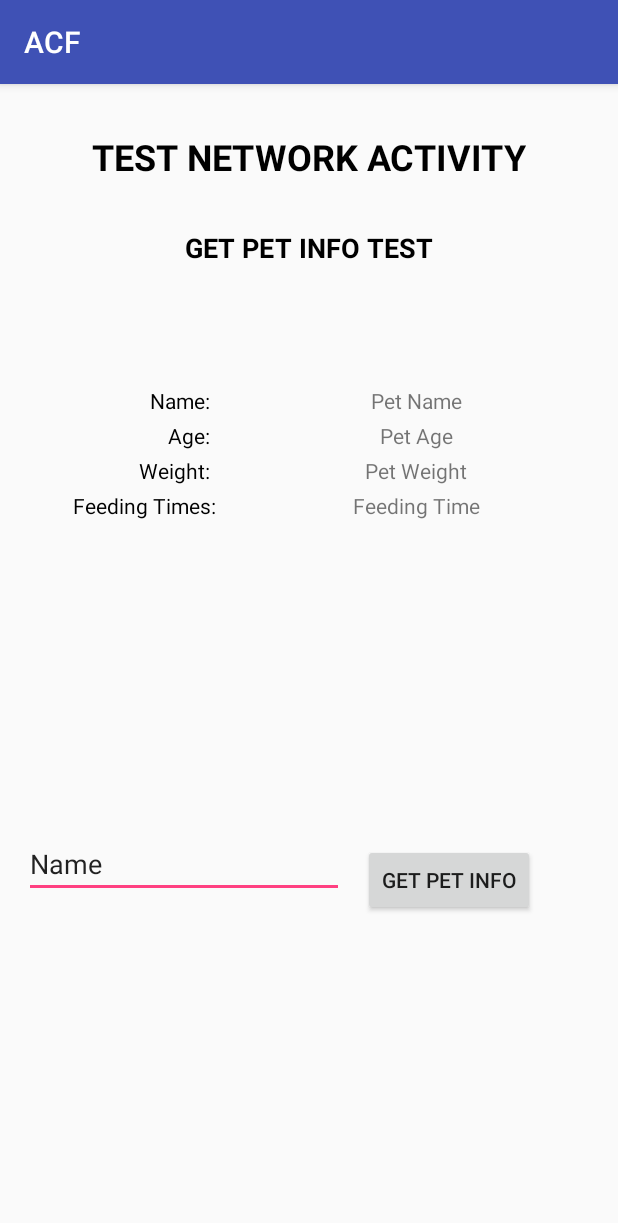
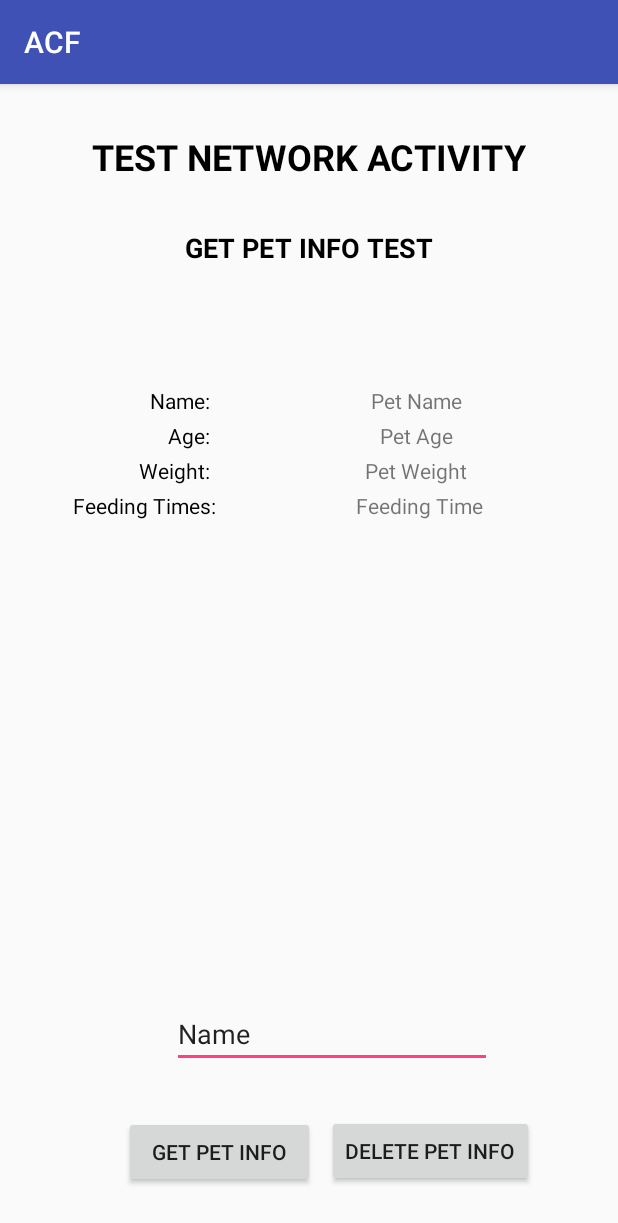
Before and after one commit to ses9134/ACF, an Android app: the getPetInfoTestActivity screen opened directly, with no data from a screen before it, on a phone screen of 412 x 824 dp. Shown: the top 1223 px of the screen. Run offline under Robolectric (Android 15) with nearby library versions, the phone set to English and light mode, and no system bars.

```diff
--- a/app/src/main/java/com/example/shabab/acf/getPetInfoTestActivity.kt
+++ b/app/src/main/java/com/example/shabab/acf/getPetInfoTestActivity.kt
@@ -10,6 +10,7 @@ import okhttp3.Response
 import java.io.IOException
 import kotlinx.android.synthetic.main.activity_get_pet_info_test.*
 import okhttp3.*
+import java.util.logging.Logger
 
 
 class getPetInfoTestActivity : AppCompatActivity() {
@@ -25,19 +26,53 @@ class getPetInfoTestActivity : AppCompatActivity() {
             // fetch JSON to get pet information
             fetchPetInfoJSON(requestedPetName)
 
+            val jsonPet = PetInfo(petNameTextView.text.toString(), petAgeTextView.text.toString(), petWeightTextView.text.toString(), Array(1, {petFeedTimeTextView.text.toString()}))
+            val requestedPet = Pet(jsonPet.name, jsonPet.age.toInt(), Array(1, { FeedTime('M', jsonPet.feed_times[0].toString(), 1.5.toFloat()) }), 0)
+
+            println(requestedPet.name)
+
         }
-        catch (e: IOException){
+        catch (e: Exception){
             val JSONFailNotificationToast = Toast.makeText(this, "Could not get pet info :(", Toast.LENGTH_SHORT)
             JSONFailNotificationToast.show()
         }
     }
 
-    fun fetchPetInfoJSON(requestedPetName : String)  {
+    fun deletePetInfo(view: View){
+        try {
+            val requestedPetName = petRequestEditText.text.toString()
+
+            // instantiate an OkHttpClient and create a Request object
+            val client = OkHttpClient()
+            val url = "http://" + ACF_IP_ADDRESS +  "/pets/name/" + requestedPetName
+            // declare a request based on the url
+            val request = Request.Builder().url(url).delete().build()
+
+            // use enqueue to request a JSON
+            client.newCall(request).enqueue(object: Callback {
+
+                // occurs on response
+                override fun onResponse(call: Call?, response: Response?) {
+                    // get the JSON as a string
+
+                }
+                override fun onFailure(call: Call?, e: IOException?) {
+                }
+            })
+        }
+        catch (e: Exception){
+            val JSONFailNotificationToast = Toast.makeText(this, "Could not delete pet info :(", Toast.LENGTH_SHORT)
+            JSONFailNotificationToast.show()
+        }
+    }
+
+
+
+    fun fetchPetInfoJSON(requestedPetName : String) {
+
         // instantiate an OkHttpClient and create a Request object
         val client = OkHttpClient()
-        //val url = "https://api.letsbuildthatapp.com/youtube/home_feed"
-        val url = "http://129.21.145.149:5000/pets/name/" + requestedPetName
-        //val url = "http://192.168.10.1:5000/pets/name/" + requestedPetName
+        val url = "http://" + ACF_IP_ADDRESS +  "/pets/name/" + requestedPetName
         // declare a request based on the url
         val request = Request.Builder().url(url).build()
 
@@ -52,28 +87,31 @@ class getPetInfoTestActivity : AppCompatActivity() {
                 println(body)
                 // create a GSON builder to process the JSON message
                 val gson = GsonBuilder().create()
-
                 try{
                     // Process the JSON message into a PetInfo instance
                     val basicPetInfo = gson.fromJson(body, PetInfo::class.java)
 
-                    // ideally want to return this basic pet info
-                    runOnUiThread {
+
+                    runOnUiThread(){
                         if(requestedPetName.equals(basicPetInfo.name) || requestedPetName.toLowerCase().equals(basicPetInfo.name))
                         {
+                            println(basicPetInfo.name)
+                            println(basicPetInfo.age.toString())
+                            println(basicPetInfo.weight.toString())
+                            println(basicPetInfo.feed_times.toString())
+
                             petNameTextView.text = basicPetInfo.name
                             petAgeTextView.text = basicPetInfo.age.toString()
-                            petWeightTextView.text = basicPetInfo.weight.toString() + " lbs"
-                            petFeedTimeTextView.text = basicPetInfo.feed_times[0].toString()
+                            petWeightTextView.text = basicPetInfo.weight.toString()
+                            petFeedTimeTextView.text = basicPetInfo.feed_times.toString()
                         }
                         else
                         {
                             petNameTextView.text = "Pet Name"
                             petAgeTextView.text = "Pet Age"
-                            petWeightTextView.text = "Pet Weight (lbs)"
+                            petWeightTextView.text = "Pet Weight"
                             petFeedTimeTextView.text = "Feeding Time"
                         }
-
                     }
                 }catch (e: Exception)
                 {
@@ -81,12 +119,12 @@ class getPetInfoTestActivity : AppCompatActivity() {
                 }
             }
             override fun onFailure(call: Call?, e: IOException?) {
-                println("Failed to execute request")
             }
         })
-
     }
 }
+
+
 
 
 
--- a/app/src/main/res/layout/activity_get_pet_info_test.xml
+++ b/app/src/main/res/layout/activity_get_pet_info_test.xml
@@ -24,20 +24,17 @@
 
     <Button
         android:id="@+id/getPetInfoButton"
-        android:layout_width="wrap_content"
-        android:layout_height="wrap_content"
-        android:layout_marginBottom="16dp"
+        android:layout_width="127dp"
+        android:layout_height="48dp"
+        android:layout_marginBottom="32dp"
         android:layout_marginEnd="8dp"
         android:layout_marginStart="8dp"
-        android:layout_marginTop="8dp"
         android:onClick="getPetInfo"
         android:text="Get Pet Info"
         app:layout_constraintBottom_toBottomOf="parent"
-        app:layout_constraintEnd_toEndOf="parent"
-        app:layout_constraintHorizontal_bias="0.09"
-        app:layout_constraintStart_toEndOf="@+id/petRequestEditText"
-        app:layout_constraintTop_toBottomOf="@+id/petFeedTimeTextView"
-        app:layout_constraintVertical_bias="0.513" />
+        app:layout_constraintEnd_toStartOf="@+id/deletePetButton"
+        app:layout_constraintHorizontal_bias="1.0"
+        app:layout_constraintStart_toStartOf="parent" />
 
     <TextView
         android:id="@+id/textView3"
@@ -85,15 +82,17 @@
         android:id="@+id/textView6"
         android:layout_width="wrap_content"
         android:layout_height="wrap_content"
+        android:layout_marginBottom="8dp"
         android:layout_marginStart="48dp"
-        android:layout_marginLeft="48dp"
         android:layout_marginTop="4dp"
+        android:gravity="end"
         android:text="Feeding Times:"
         android:textAlignment="textEnd"
-        android:gravity="end"
         android:textColor="@android:color/background_dark"
+        app:layout_constraintBottom_toTopOf="@+id/petRequestEditText"
         app:layout_constraintStart_toStartOf="parent"
-        app:layout_constraintTop_toBottomOf="@+id/textView5" />
+        app:layout_constraintTop_toBottomOf="@+id/textView5"
+        app:layout_constraintVertical_bias="0.0" />
 
     <TextView
         android:id="@+id/textView7"
@@ -150,28 +149,48 @@
         android:id="@+id/petFeedTimeTextView"
         android:layout_width="wrap_content"
         android:layout_height="wrap_content"
+        android:layout_marginBottom="8dp"
         android:layout_marginEnd="8dp"
         android:layout_marginStart="8dp"
         android:layout_marginTop="4dp"
         android:text="Feeding Time"
+        app:layout_constraintBottom_toTopOf="@+id/petRequestEditText"
         app:layout_constraintEnd_toEndOf="parent"
+        app:layout_constraintHorizontal_bias="0.51"
         app:layout_constraintStart_toEndOf="@+id/textView6"
-        app:layout_constraintTop_toBottomOf="@+id/petWeightTextView" />
+        app:layout_constraintTop_toBottomOf="@+id/petWeightTextView"
+        app:layout_constraintVertical_bias="0.0" />
 
     <EditText
         android:id="@+id/petRequestEditText"
         android:layout_width="wrap_content"
         android:layout_height="wrap_content"
-        android:layout_marginBottom="8dp"
-        android:layout_marginStart="16dp"
-        android:layout_marginLeft="16dp"
-        android:layout_marginTop="8dp"
+        android:layout_marginBottom="32dp"
+        android:layout_marginEnd="8dp"
+        android:layout_marginRight="8dp"
+        android:layout_marginStart="40dp"
+        android:layout_marginLeft="40dp"
         android:ems="10"
         android:inputType="textPersonName"
         android:text="Name"
+        app:layout_constraintBottom_toTopOf="@+id/getPetInfoButton"
+        app:layout_constraintEnd_toEndOf="parent"
+        app:layout_constraintHorizontal_bias="0.495"
+        app:layout_constraintStart_toStartOf="parent" />
+
+    <Button
+        android:id="@+id/deletePetButton"
+        android:layout_width="wrap_content"
+        android:layout_height="wrap_content"
+        android:layout_marginBottom="16dp"
+        android:layout_marginEnd="56dp"
+        android:layout_marginRight="56dp"
+        android:layout_marginTop="8dp"
+        android:onClick="deletePetInfo"
+        android:text="DELETE PET INFO"
         app:layout_constraintBottom_toBottomOf="parent"
-        app:layout_constraintStart_toStartOf="parent"
-        app:layout_constraintTop_toBottomOf="@+id/textView6"
-        app:layout_constraintVertical_bias="0.478" />
+        app:layout_constraintEnd_toEndOf="parent"
+        app:layout_constraintTop_toBottomOf="@+id/petRequestEditText"
+        app:layout_constraintVertical_bias="0.589" />
 
 </android.support.constraint.ConstraintLayout>
--- a/app/src/main/res/values/colors.xml
+++ b/app/src/main/res/values/colors.xml
@@ -1,8 +1,8 @@
 <?xml version="1.0" encoding="utf-8"?>
 <resources>
-    <color name="colorPrimary">#3F51B5</color>
+    <color name="colorPrimary">#3f51b5</color>
     <color name="colorPrimaryDark">#303f9f</color>
-    <color name="colorAccent">#FF4081</color>
+    <color name="colorAccent">#ff4081</color>
     <color name="mainBackground">#3cffd78e</color>
     <color name="buttonBackground">#ffd78e</color>
 </resources>
```
Also changed, not shown: app/src/main/AndroidManifest.xml (+13 -9 lines), app/src/main/java/com/example/shabab/acf/PetInformation.kt (+13 -0 lines), app/src/main/java/com/example/shabab/acf/addPetPage.kt (+4 -10 lines), app/src/main/java/com/example/shabab/acf/connectToFeederActivity.kt (+54 -0 lines), app/src/main/java/com/example/shabab/acf/petListProfilePage.kt (added, +16 -0 lines), app/src/main/res/layout/activity_connect_to_feeder.xml (+19 -6 lines), app/src/main/res/layout/activity_pet_list_profile_page.xml (added, +65 -0 lines).
